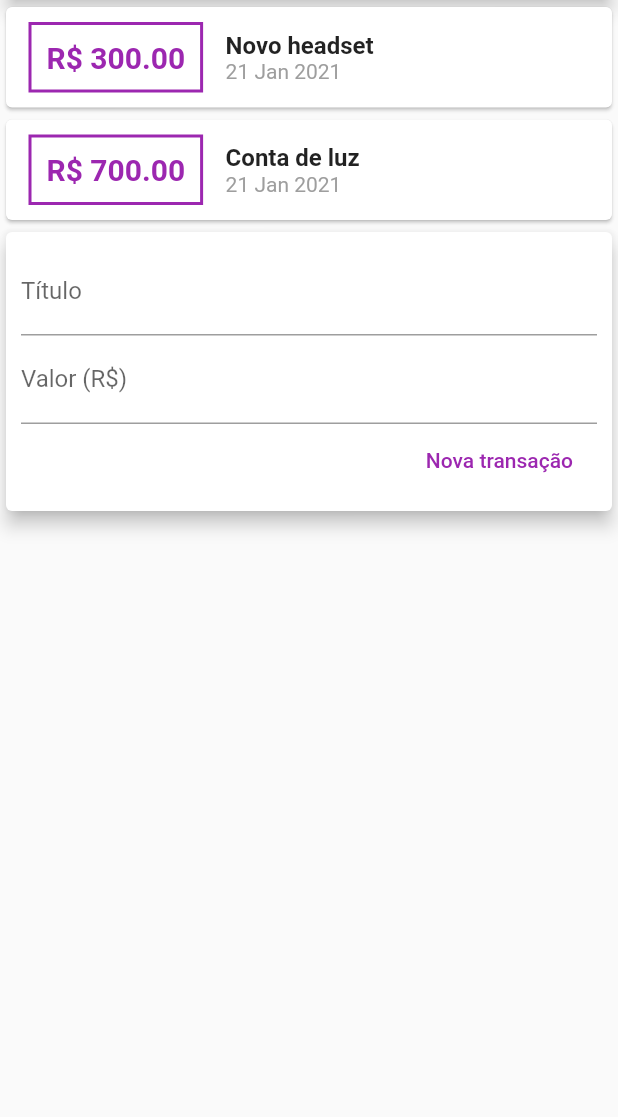
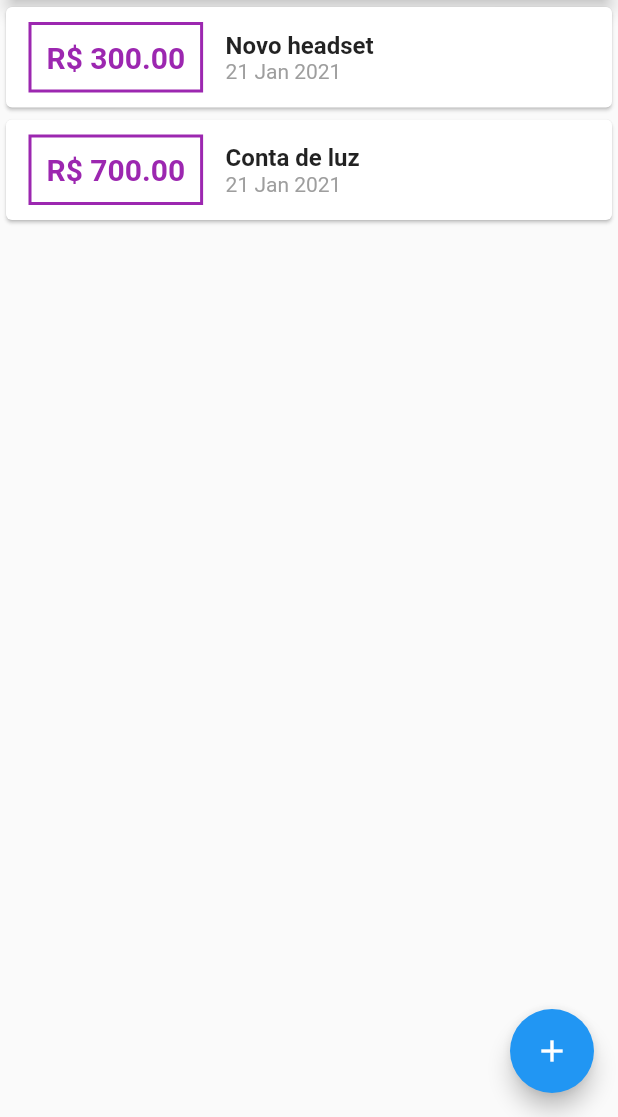
Before and after one commit to SrAlbuquerque/Expenses, a Flutter app: the screen it shows after launch, on a phone screen of 412 x 824 dp, the part 119-1236 px from its top. Run offline on Flutter 3.47's test engine with Material 2 defaults, Android fonts, the phone set to English and light mode, and no system bars.

Commit message:
Colocando botão e refatorando alguns códigos

```diff
--- a/lib/components/transaction_list.dart
+++ b/lib/components/transaction_list.dart
@@ -10,10 +10,13 @@ class TransactionList extends StatelessWidget {
 
   @override
   Widget build(BuildContext context) {
-    return Column(
-      children: transactions
-          .map(
-            (tr) => Card(
+    return Container(
+      height: 300,
+      child: ListView.builder(
+        itemCount: transactions.length,
+        itemBuilder: (context, index) {
+          final tr = transactions[index];
+          return Card(
             child: Row(
               children: [
                 Container(
@@ -57,9 +60,9 @@ class TransactionList extends StatelessWidget {
                 ),
               ],
             ),
+          );
+        },
       ),
-          )
-          .toList(),
     );
   }
 }
--- a/lib/components/transaction_user.dart
+++ /dev/null
@@ -1,52 +0,0 @@
-import 'dart:ffi';
-import 'dart:math';
-
-import 'package:flutter/material.dart';
-import 'transaction_form.dart';
-import 'transaction_list.dart';
-import '../models/transaction.dart';
-
-class TransactionUser extends StatefulWidget {
-  @override
-  _TransactionUserState createState() => _TransactionUserState();
-}
-
-class _TransactionUserState extends State<TransactionUser> {
-  final _transactions = [
-    Transaction(
-      id: 't1',
-      title: 'Novo headset',
-      value: 300.00,
-      date: DateTime.now(),
-    ),
-    Transaction(
-      id: 't2',
-      title: 'Conta de luz',
-      value: 700.00,
-      date: DateTime.now(),
-    )
-  ];
-
-  _addTransaction(String title, double value) {
-    final newTransaction = Transaction(
-      id: Random().nextDouble().toString(),
-      title: title,
-      value: value,
-      date: DateTime.now(),
-    );
-
-    setState(() {
-      _transactions.add(newTransaction);
-    });
-  }
-
-  @override
-  Widget build(BuildContext context) {
-    return Column(
-      children: [
-        TransactionList(_transactions),
-        TransactionForm(_addTransaction),
-      ],
-    );
-  }
-}
--- a/lib/main.dart
+++ b/lib/main.dart
@@ -1,5 +1,9 @@
-import 'package:expenses/components/transaction_user.dart';
+import 'package:expenses/components/transaction_form.dart';
 import 'package:flutter/material.dart';
+import 'components/transaction_form.dart';
+import 'components/transaction_list.dart';
+import 'models/transaction.dart';
+import 'dart:math';
 
 main() => runApp(ExpensesApp());
 
@@ -12,14 +16,58 @@ class ExpensesApp extends StatelessWidget {
   }
 }
 
-class MyHomePage extends StatelessWidget {
+class MyHomePage extends StatefulWidget {
+  @override
+  _MyHomePageState createState() => _MyHomePageState();
+}
+
+class _MyHomePageState extends State<MyHomePage> {
+  final _transactions = [
+    Transaction(
+      id: 't1',
+      title: 'Novo headset',
+      value: 300.00,
+      date: DateTime.now(),
+    ),
+    Transaction(
+      id: 't2',
+      title: 'Conta de luz',
+      value: 700.00,
+      date: DateTime.now(),
+    )
+  ];
+
+  _addTransaction(String title, double value) {
+    final newTransaction = Transaction(
+      id: Random().nextDouble().toString(),
+      title: title,
+      value: value,
+      date: DateTime.now(),
+    );
+
+    setState(() {
+      _transactions.add(newTransaction);
+    });
+
+    Navigator.of(context).pop();
+  }
+
+  _openTransactionFormModal(BuildContext context) {
+    showModalBottomSheet(
+        context: context,
+        builder: (_) {
+          return TransactionForm(_addTransaction);
+        });
+  }
+
   @override
   Widget build(BuildContext context) {
     return Scaffold(
       appBar: AppBar(
         title: Text('Despesas Pessoais'),
       ),
-      body: Column(
+      body: SingleChildScrollView(
+        child: Column(
           crossAxisAlignment: CrossAxisAlignment.stretch,
           children: [
             Container(
@@ -29,8 +77,13 @@ class MyHomePage extends StatelessWidget {
                 child: Text('Gráfico'),
               ),
             ),
-          TransactionUser(),
+            TransactionList(_transactions),
           ],
+        ),
+      ),
+      floatingActionButton: FloatingActionButton(
+        child: Icon(Icons.add),
+        onPressed: () => _openTransactionFormModal(context),
       ),
     );
   }
```
Also changed, not shown: lib/components/transaction_form.dart (+24 -9 lines). Lines whose indentation alone changed are shown as unchanged.
